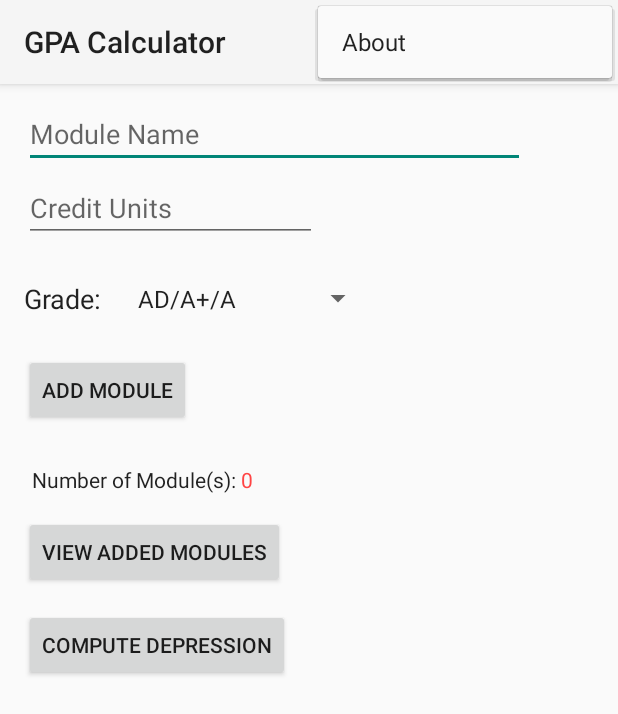
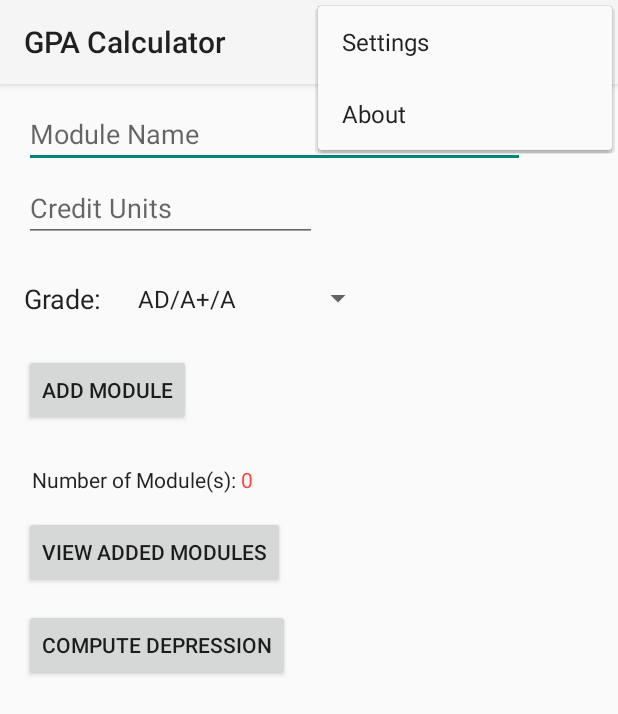
Before and after one commit to AndroidNoob69/GPACalculator, an Android app: the screen it shows after launch (MainActivity), with the options menu open, on a phone screen of 412 x 824 dp. Shown: the top 714 px of the screen. Run offline under Robolectric (Android 15) with nearby library versions, the phone set to English and light mode, and no system bars.

Commit message:
Initial settings implementation
Settings activity is blank

Signed-off-by: Carlsen Teo <carlsen@inspirous.us>

```diff
--- a/app/src/main/AndroidManifest.xml
+++ b/app/src/main/AndroidManifest.xml
@@ -24,8 +24,10 @@
             android:parentActivityName=".MainActivity" />
         <activity
             android:name=".About"
-            android:parentActivityName=".MainActivity">
-        </activity>
+            android:parentActivityName=".MainActivity"></activity>
+        <activity
+            android:name=".Settings"
+            android:parentActivityName=".MainActivity"></activity>
     </application>
 
 </manifest>
--- a/app/src/main/java/wind07/gpacalculator/MainActivity.java
+++ b/app/src/main/java/wind07/gpacalculator/MainActivity.java
@@ -58,6 +58,11 @@ public class MainActivity extends AppCompatActivity {
         switch (item.getItemId()) {
             case R.id.action_about: {
                 Intent intent = new Intent(this, About.class);
+                startActivity(intent);
+                break;
+            }
+            case R.id.action_settings: {
+                Intent intent = new Intent(this, Settings.class);
                 startActivity(intent);
                 break;
             }
--- a/app/src/main/res/menu/menu_main.xml
+++ b/app/src/main/res/menu/menu_main.xml
@@ -3,7 +3,13 @@
     xmlns:app="http://schemas.android.com/apk/res-auto">
 
     <item
+        android:id="@+id/action_settings"
+        android:orderInCategory="100"
+        android:title="@string/settings_ui"
+        app:showAsAction="never" />
+    <item
         android:id="@+id/action_about"
+        android:orderInCategory="200"
         android:title="@string/about_ui"
         app:showAsAction="never" />
 </menu>
--- a/app/src/main/res/values/strings.xml
+++ b/app/src/main/res/values/strings.xml
@@ -41,6 +41,8 @@
     <string name="about_body_2_ui">The main goal of this application is to ease the calculation of GPA, with user inputted Modules and grades.</string>
     <string name="about_body_3_ui">This application is now a side hobby of mine when I am bored</string>
 
+    <string name="settings_ui">Settings</string>
+
     <!-- Arrays -->
     <string-array name="grade_array">
         <item>AD/A+/A</item>
```
Also changed, not shown: app/src/main/java/wind07/gpacalculator/Settings.java (added, +14 -0 lines), app/src/main/res/layout/activity_settings.xml (added, +9 -0 lines).
